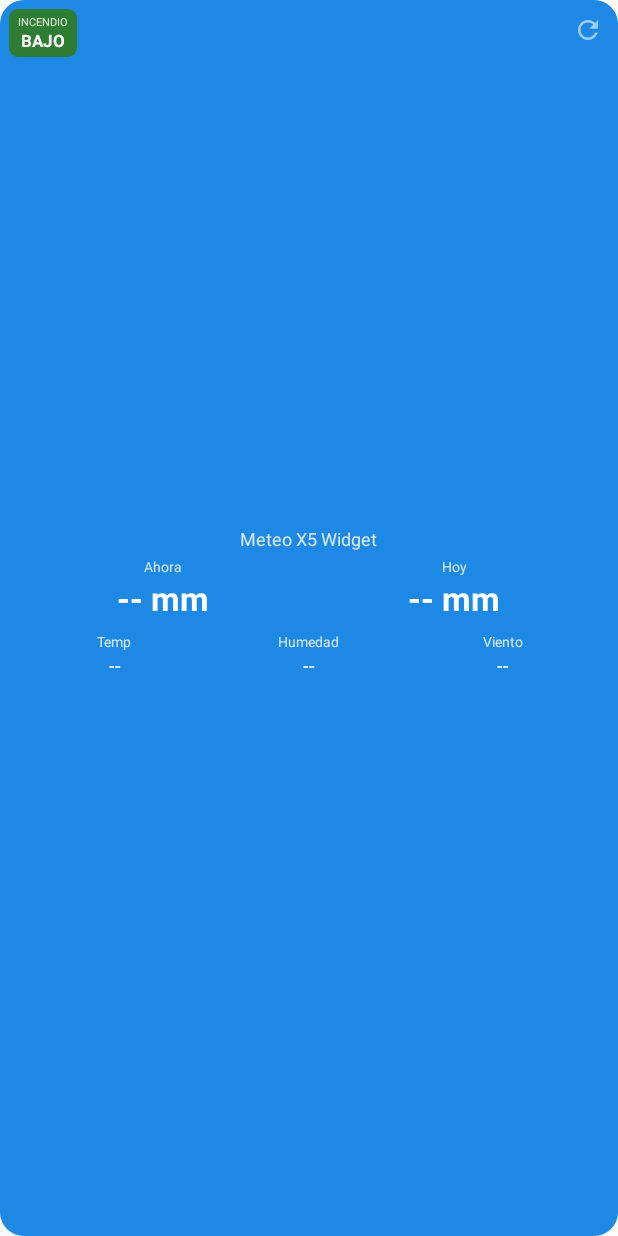
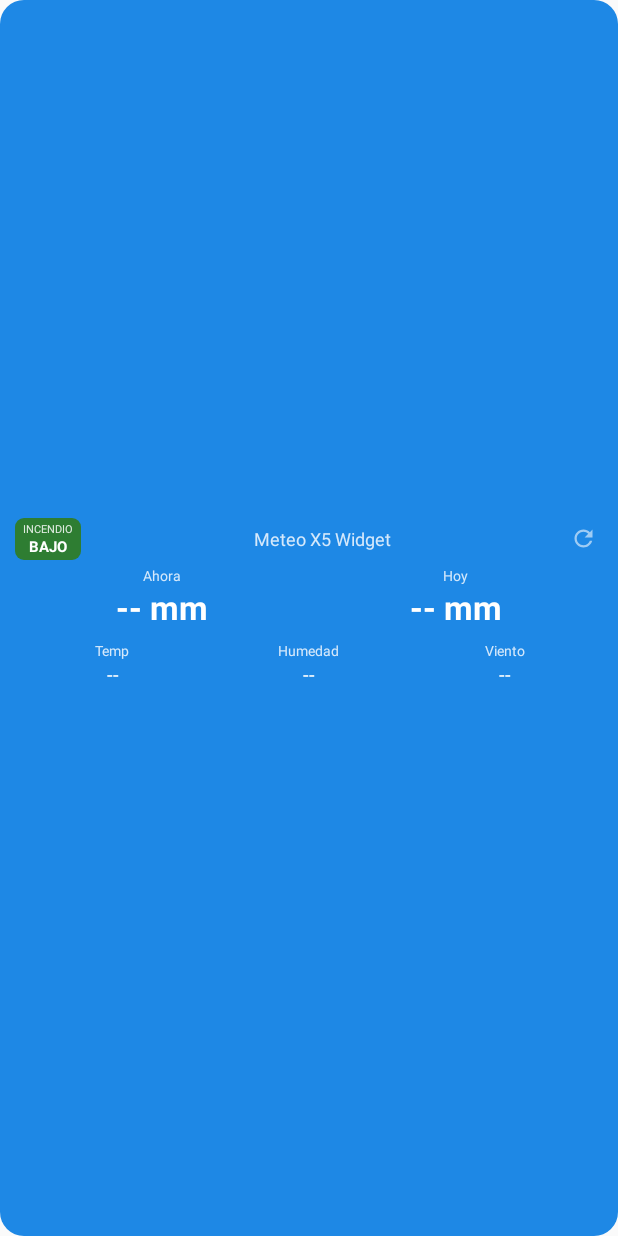
Before and after one commit to jordiespuny/meteox5-widget, an Android app: the layout widget_x5.xml on its own in the app's theme, with its tools: preview values and no code run, on a phone screen of 412 x 824 dp. Run offline under Robolectric (Android 15) with nearby library versions, the phone set to English and light mode, and no system bars.

Commit message:
Alinear el peligro de incendio con la escala oficial de 5 niveles
El widget usaba 4 niveles y el mapa municipal del DARP usa 5, asi que
las palabras enganaban: su "perill alt" (3.o de 5) no es nuestro "alto"
(3.o de 4), sino algo entre nuestro moderado y nuestro alto. Ahora se
usan los mismos cinco (bajo/moderado/alto/muy alto/extremo) y la gama
de color del mapa oficial, para poder comparar de un vistazo.

Los cortes altos (1.20 y 2.50) siguen siendo los del modelo Angstrom.
Los dos bajos (0.35 y 0.60) son un ajuste propio calibrado contra una
observacion: 31/07/2026 en PN dels Ports, 27.3C/64%/11km/h -> R=0.65,
con el mapa oficial en "alt" ese dia. Es un unico punto de contraste y
queda documentado como tal.

Ademas, la fila superior pasa a ser un LinearLayout horizontal: el
cartel y el boton de recargar flotaban sobre el FrameLayout y pisaban
el nombre de la estacion.

```diff
--- a/app/src/main/java/net/zoom3/meteox5widget/MeteoX5Widget.kt
+++ b/app/src/main/java/net/zoom3/meteox5widget/MeteoX5Widget.kt
@@ -204,6 +204,7 @@ class MeteoX5Widget : AppWidgetProvider() {
             FireRisk.Level.LOW -> R.string.fire_risk_low
             FireRisk.Level.MODERATE -> R.string.fire_risk_moderate
             FireRisk.Level.HIGH -> R.string.fire_risk_high
+            FireRisk.Level.VERY_HIGH -> R.string.fire_risk_very_high
             FireRisk.Level.EXTREME -> R.string.fire_risk_extreme
         }
 
@@ -211,6 +212,7 @@ class MeteoX5Widget : AppWidgetProvider() {
             FireRisk.Level.LOW -> R.drawable.fire_chip_low
             FireRisk.Level.MODERATE -> R.drawable.fire_chip_moderate
             FireRisk.Level.HIGH -> R.drawable.fire_chip_high
+            FireRisk.Level.VERY_HIGH -> R.drawable.fire_chip_very_high
             FireRisk.Level.EXTREME -> R.drawable.fire_chip_extreme
         }
 
--- /dev/null
+++ b/app/src/main/res/drawable/fire_chip_very_high.xml
@@ -0,0 +1,5 @@
+<shape xmlns:android="http://schemas.android.com/apk/res/android"
+    android:shape="rectangle">
+    <solid android:color="@color/fire_very_high" />
+    <corners android:radius="6dp" />
+</shape>
--- a/app/src/main/res/layout/widget_x5.xml
+++ b/app/src/main/res/layout/widget_x5.xml
@@ -8,15 +8,72 @@
         android:layout_height="match_parent"
         android:orientation="vertical"
         android:gravity="center"
-        android:padding="12dp">
+        android:padding="10dp">
 
-        <TextView
-            android:id="@+id/widget_station_name"
-            android:layout_width="wrap_content"
+        <!-- Fila superior en horizontal: así el cartel de incendio y el botón de
+             recargar reservan su espacio en vez de solaparse con el nombre. -->
+        <LinearLayout
+            android:layout_width="match_parent"
             android:layout_height="wrap_content"
-            android:textColor="@color/widget_text_secondary"
-            android:textSize="12sp"
-            android:text="@string/app_name" />
+            android:orientation="horizontal"
+            android:gravity="center_vertical">
+
+            <LinearLayout
+                android:id="@+id/widget_fire_risk"
+                android:layout_width="wrap_content"
+                android:layout_height="wrap_content"
+                android:orientation="vertical"
+                android:gravity="center"
+                android:paddingLeft="5dp"
+                android:paddingRight="5dp"
+                android:paddingTop="2dp"
+                android:paddingBottom="2dp"
+                android:background="@drawable/fire_chip_low">
+
+                <TextView
+                    android:layout_width="wrap_content"
+                    android:layout_height="wrap_content"
+                    android:textColor="#FFFFFF"
+                    android:textSize="7sp"
+                    android:alpha="0.85"
+                    android:text="@string/fire_risk_chip_title" />
+
+                <TextView
+                    android:id="@+id/widget_fire_risk_level"
+                    android:layout_width="wrap_content"
+                    android:layout_height="wrap_content"
+                    android:textColor="#FFFFFF"
+                    android:textSize="10sp"
+                    android:textStyle="bold"
+                    android:textAllCaps="true"
+                    android:text="@string/fire_risk_low" />
+
+            </LinearLayout>
+
+            <TextView
+                android:id="@+id/widget_station_name"
+                android:layout_width="0dp"
+                android:layout_height="wrap_content"
+                android:layout_weight="1"
+                android:layout_marginLeft="4dp"
+                android:layout_marginRight="4dp"
+                android:gravity="center"
+                android:maxLines="1"
+                android:ellipsize="end"
+                android:textColor="@color/widget_text_secondary"
+                android:textSize="12sp"
+                android:text="@string/app_name" />
+
+            <ImageView
+                android:id="@+id/widget_refresh"
+                android:layout_width="26dp"
+                android:layout_height="26dp"
+                android:padding="4dp"
+                android:src="@drawable/ic_refresh"
+                android:alpha="0.7"
+                android:contentDescription="@string/refresh_button_description" />
+
+        </LinearLayout>
 
         <LinearLayout
             android:layout_width="match_parent"
@@ -161,49 +218,4 @@
 
     </LinearLayout>
 
-    <LinearLayout
-        android:id="@+id/widget_fire_risk"
-        android:layout_width="wrap_content"
-        android:layout_height="wrap_content"
-        android:layout_gravity="top|start"
-        android:layout_margin="6dp"
-        android:orientation="vertical"
-        android:gravity="center"
-        android:paddingLeft="6dp"
-        android:paddingRight="6dp"
-        android:paddingTop="3dp"
-        android:paddingBottom="3dp"
-        android:background="@drawable/fire_chip_low">
-
-        <TextView
-            android:layout_width="wrap_content"
-            android:layout_height="wrap_content"
-            android:textColor="#FFFFFF"
-            android:textSize="7sp"
-            android:alpha="0.85"
-            android:text="@string/fire_risk_chip_title" />
-
-        <TextView
-            android:id="@+id/widget_fire_risk_level"
-            android:layout_width="wrap_content"
-            android:layout_height="wrap_content"
-            android:textColor="#FFFFFF"
-            android:textSize="11sp"
-            android:textStyle="bold"
-            android:textAllCaps="true"
-            android:text="@string/fire_risk_low" />
-
-    </LinearLayout>
-
-    <ImageView
-        android:id="@+id/widget_refresh"
-        android:layout_width="28dp"
-        android:layout_height="28dp"
-        android:layout_gravity="top|end"
-        android:layout_margin="6dp"
-        android:padding="4dp"
-        android:src="@drawable/ic_refresh"
-        android:alpha="0.7"
-        android:contentDescription="@string/refresh_button_description" />
-
 </FrameLayout>
--- a/app/src/main/res/values/strings.xml
+++ b/app/src/main/res/values/strings.xml
@@ -13,6 +13,7 @@
     <string name="fire_risk_low">bajo</string>
     <string name="fire_risk_moderate">moderado</string>
     <string name="fire_risk_high">alto</string>
+    <string name="fire_risk_very_high">muy alto</string>
     <string name="fire_risk_extreme">extremo</string>
     <string name="label_now">Ahora</string>
     <string name="label_today">Hoy</string>
```
Also changed, not shown: app/src/main/java/net/zoom3/meteox5widget/FireRisk.kt (+17 -4 lines), app/src/main/res/values/colors.xml (+5 -2 lines), 1 other file.
